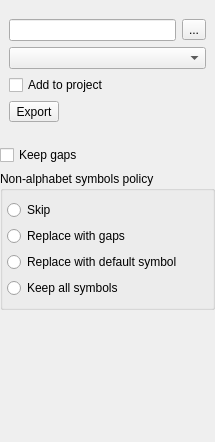
Before: the Qt Designer form src/corelibs/U2View/src/ov_msa/ui/ExportConsensusWidget.ui in violethaze74/ugene, drawn with Qt 5.
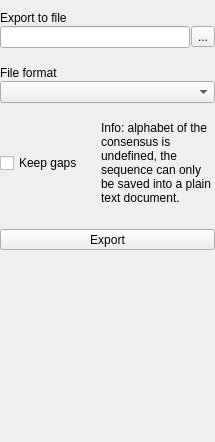
After: the same form once the commit is applied.

What changed in the file:
```diff
--- a/src/corelibs/U2View/src/ov_msa/ui/ExportConsensusWidget.ui
+++ b/src/corelibs/U2View/src/ov_msa/ui/ExportConsensusWidget.ui
@@ -13,52 +13,32 @@
   <property name="windowTitle">
    <string>Form</string>
   </property>
-  <layout class="QVBoxLayout" name="verticalLayout_4">
-   <property name="spacing">
-    <number>5</number>
-   </property>
-   <property name="margin">
-    <number>0</number>
-   </property>
-   <item>
-    <widget class="QWidget" name="savePathWidget" native="true">
-     <layout class="QVBoxLayout" name="savePathLayout">
-      <property name="spacing">
-       <number>5</number>
-      </property>
-      <property name="sizeConstraint">
-       <enum>QLayout::SetMinAndMaxSize</enum>
-      </property>
-      <property name="margin">
-       <number>0</number>
-      </property>
-     </layout>
-    </widget>
-   </item>
-   <item>
-    <widget class="QWidget" name="settingsWidget" native="true">
-     <layout class="QVBoxLayout" name="settingsLayout">
-      <property name="spacing">
-       <number>5</number>
-      </property>
-      <property name="sizeConstraint">
-       <enum>QLayout::SetMinAndMaxSize</enum>
-      </property>
-      <property name="margin">
-       <number>0</number>
-      </property>
-     </layout>
-    </widget>
-   </item>
-   <item>
-    <widget class="QWidget" name="savePathGroup" native="true">
      <layout class="QVBoxLayout" name="verticalLayout">
+   <property name="spacing">
+    <number>18</number>
+   </property>
+   <property name="leftMargin">
+    <number>0</number>
+   </property>
+   <property name="rightMargin">
+    <number>0</number>
+   </property>
       <item>
-       <layout class="QHBoxLayout" name="horizontalLayout">
-        <item>
+    <layout class="QGridLayout" name="gridLayout">
+     <property name="spacing">
+      <number>1</number>
+     </property>
+     <item row="0" column="0">
+      <widget class="QLabel" name="label_2">
+       <property name="text">
+        <string>Export to file</string>
+       </property>
+      </widget>
+     </item>
+     <item row="1" column="0">
          <widget class="QLineEdit" name="pathLe"/>
         </item>
-        <item>
+     <item row="1" column="1">
          <widget class="QToolButton" name="browseBtn">
           <property name="text">
            <string>...</string>
@@ -68,33 +48,26 @@
        </layout>
       </item>
       <item>
+    <layout class="QGridLayout" name="gridLayout_2">
+     <property name="verticalSpacing">
+      <number>1</number>
+     </property>
+     <item row="0" column="0">
+      <widget class="QLabel" name="label">
+       <property name="text">
+        <string>File format</string>
+       </property>
+      </widget>
+     </item>
+     <item row="1" column="0">
        <widget class="QComboBox" name="formatCb"/>
       </item>
-      <item>
-       <widget class="QCheckBox" name="addToProjectChb">
-        <property name="text">
-         <string>Add to project</string>
-        </property>
-       </widget>
-      </item>
-      <item>
-       <widget class="QToolButton" name="exportBtn">
-        <property name="text">
-         <string>Export</string>
-        </property>
-       </widget>
-      </item>
-     </layout>
-    </widget>
+    </layout>
    </item>
    <item>
-    <widget class="QWidget" name="settingsGroup" native="true">
-     <layout class="QVBoxLayout" name="verticalLayout_3">
-      <property name="leftMargin">
-       <number>0</number>
-      </property>
-      <property name="rightMargin">
-       <number>0</number>
+    <layout class="QHBoxLayout" name="horizontalLayout">
+     <property name="bottomMargin">
+      <number>6</number>
       </property>
       <item>
        <widget class="QCheckBox" name="keepGapsChb">
@@ -104,49 +77,28 @@
        </widget>
       </item>
       <item>
-       <widget class="QGroupBox" name="nonAlphabetSymbolsPolicyGb">
-        <property name="title">
-         <string>Non-alphabet symbols policy</string>
-        </property>
-        <layout class="QVBoxLayout" name="verticalLayout_2">
-         <property name="leftMargin">
-          <number>4</number>
-         </property>
-         <property name="rightMargin">
-          <number>0</number>
-         </property>
-         <item>
-          <widget class="QRadioButton" name="skipRb">
+      <widget class="QLabel" name="hintLabel">
            <property name="text">
-            <string>Skip</string>
-           </property>
-          </widget>
-         </item>
-         <item>
-          <widget class="QRadioButton" name="gapRb">
-           <property name="text">
-            <string>Replace with gaps</string>
+        <string>Info: alphabet of the consensus is undefined, the sequence can only be saved into a plain text document.</string>
+       </property>
+       <property name="wordWrap">
+        <bool>true</bool>
            </property>
           </widget>
          </item>
-         <item>
-          <widget class="QRadioButton" name="defaultSymbolRb">
-           <property name="text">
-            <string>Replace with default symbol</string>
-           </property>
-          </widget>
+    </layout>
          </item>
          <item>
-          <widget class="QRadioButton" name="keepAllSymbolsRb">
+    <widget class="QToolButton" name="exportBtn">
+     <property name="sizePolicy">
+      <sizepolicy hsizetype="Preferred" vsizetype="Fixed">
+       <horstretch>0</horstretch>
+       <verstretch>0</verstretch>
+      </sizepolicy>
+     </property>
            <property name="text">
-            <string>Keep all symbols</string>
-           </property>
-          </widget>
-         </item>
-        </layout>
-       </widget>
-      </item>
-     </layout>
+      <string>Export</string>
+     </property>
     </widget>
    </item>
    <item>
@@ -157,7 +109,7 @@
      <property name="sizeHint" stdset="0">
       <size>
        <width>20</width>
-       <height>127</height>
+       <height>40</height>
       </size>
      </property>
     </spacer>
```
Lines whose indentation alone changed are shown as unchanged.
